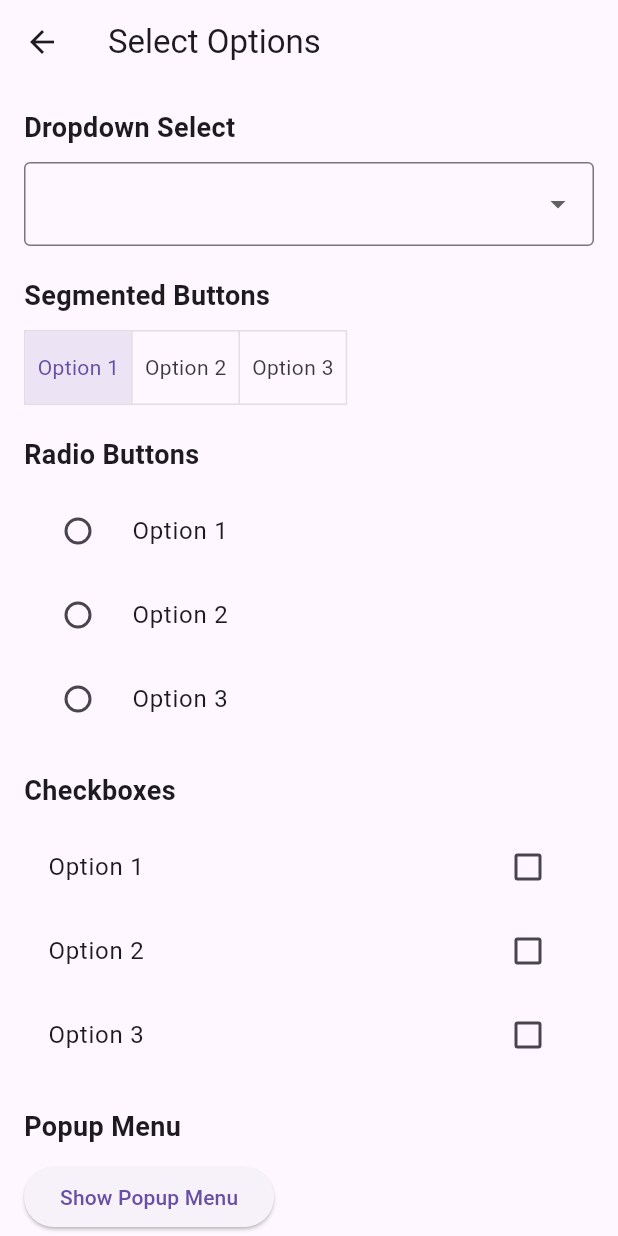
After one commit to dlshet12/tappengine, a Flutter app: the screen it shows after launch, after a tap on "Go to Select Screen", on a phone screen of 412 x 824 dp. The commit adds this screen. Run offline on Flutter 3.47's test engine with Material 3 defaults, Android fonts, the phone set to English and light mode, and no system bars.

Commit message:
tab develop

```diff
--- a/lib/screens/home.dart
+++ b/lib/screens/home.dart
@@ -7,6 +7,9 @@ import '../widgets/custom_radio.dart';
 import '../widgets/custom_textarea.dart';
 import '../widgets/theme_provider.dart';
 import './textfield_screen.dart';
+import './select_screen.dart';
+import '../screens/tabs_screen.dart';
+
 class HomeScreen extends StatefulWidget {
   @override
   _HomeScreenState createState() => _HomeScreenState();
@@ -109,15 +112,36 @@ class _HomeScreenState extends State<HomeScreen> {
             ),
             SizedBox(height: 20),
 
-     // With this
+            ElevatedButton(
+              onPressed: () {
+                Navigator.push(
+                  context,
+                  MaterialPageRoute(builder: (context) => TextFieldScreen()),
+                );
+              },
+              child: Text("Go to TextField"),
+            ),
+            SizedBox(height: 20),
+
+            ElevatedButton(
+              onPressed: () {
+                Navigator.push(
+                  context,
+                  MaterialPageRoute(builder: (context) => SelectScreen()),
+                );
+              },
+              child: Text("Go to Select Screen"),
+            ),
+
+
 ElevatedButton(
   onPressed: () {
     Navigator.push(
       context,
-      MaterialPageRoute(builder: (context) => TextFieldScreen()),
+      MaterialPageRoute(builder: (context) => TabsScreen()),
     );
   },
-  child: Text("Go to TextField"),
+  child: Text("Go to Tabs Screen"),
 ),
           ],
         ),
--- /dev/null
+++ b/lib/screens/select_screen.dart
@@ -0,0 +1,135 @@
+import 'package:flutter/material.dart';
+
+class SelectScreen extends StatefulWidget {
+  @override
+  _SelectScreenState createState() => _SelectScreenState();
+}
+
+class _SelectScreenState extends State<SelectScreen> {
+  String? selectedValue;
+  int selectedToggleIndex = 0;
+  String? selectedRadio;
+  List<bool> isSelected = [true, false, false];
+  List<String> options = ["Option 1", "Option 2", "Option 3"];
+  List<bool> checkBoxValues = [false, false, false];
+
+  @override
+  Widget build(BuildContext context) {
+    return Scaffold(
+      appBar: AppBar(title: Text("Select Options")),
+      body: Padding(
+        padding: EdgeInsets.all(16.0),
+        child: Column(
+          crossAxisAlignment: CrossAxisAlignment.start,
+          children: [
+            _buildSectionTitle("Dropdown Select"),
+            DropdownButtonFormField<String>(
+  decoration: InputDecoration(
+    border: OutlineInputBorder(),
+  ),
+  value: selectedValue,
+  items: options.map((String value) {
+    return DropdownMenuItem<String>(
+      value: value,
+      child: Text(value),
+    );
+  }).toList(),
+  onChanged: (String? newValue) {
+    setState(() {
+      selectedValue = newValue;
+    });
+  },
+  dropdownColor: Colors.white, // Ensures dropdown is visible properly
+  elevation: 4, // Helps in rendering it below the field
+  menuMaxHeight: 200, // Controls dropdown height
+),
+            SizedBox(height: 20),
+
+            _buildSectionTitle("Segmented Buttons"),
+            ToggleButtons(
+              isSelected: isSelected,
+              onPressed: (int index) {
+                setState(() {
+                  for (int i = 0; i < isSelected.length; i++) {
+                    isSelected[i] = i == index;
+                  }
+                });
+              },
+              children: options
+                  .map((text) => Padding(
+                        padding: EdgeInsets.all(8.0),
+                        child: Text(text),
+                      ))
+                  .toList(),
+            ),
+            SizedBox(height: 20),
+
+            _buildSectionTitle("Radio Buttons"),
+            Column(
+              children: options.map((option) {
+                return RadioListTile<String>(
+                  title: Text(option),
+                  value: option,
+                  groupValue: selectedRadio,
+                  onChanged: (String? value) {
+                    setState(() {
+                      selectedRadio = value;
+                    });
+                  },
+                );
+              }).toList(),
+            ),
+            SizedBox(height: 20),
+
+            _buildSectionTitle("Checkboxes"),
+            Column(
+              children: List.generate(options.length, (index) {
+                return CheckboxListTile(
+                  title: Text(options[index]),
+                  value: checkBoxValues[index],
+                  onChanged: (bool? value) {
+                    setState(() {
+                      checkBoxValues[index] = value ?? false;
+                    });
+                  },
+                );
+              }),
+            ),
+            SizedBox(height: 20),
+
+            _buildSectionTitle("Popup Menu"),
+            PopupMenuButton<String>(
+              onSelected: (String value) {
+                setState(() {
+                  selectedValue = value;
+                });
+              },
+              itemBuilder: (BuildContext context) {
+                return options.map((String choice) {
+                  return PopupMenuItem<String>(
+                    value: choice,
+                    child: Text(choice),
+                  );
+                }).toList();
+              },
+              child: ElevatedButton(
+                onPressed: () {},
+                child: Text("Show Popup Menu"),
+              ),
+            ),
+          ],
+        ),
+      ),
+    );
+  }
+
+  Widget _buildSectionTitle(String title) {
+    return Padding(
+      padding: EdgeInsets.only(bottom: 10),
+      child: Text(
+        title,
+        style: TextStyle(fontSize: 18, fontWeight: FontWeight.bold),
+      ),
+    );
+  }
+}
```
Also changed, not shown: lib/screens/tabs_screen.dart (added, +38 -0 lines).
